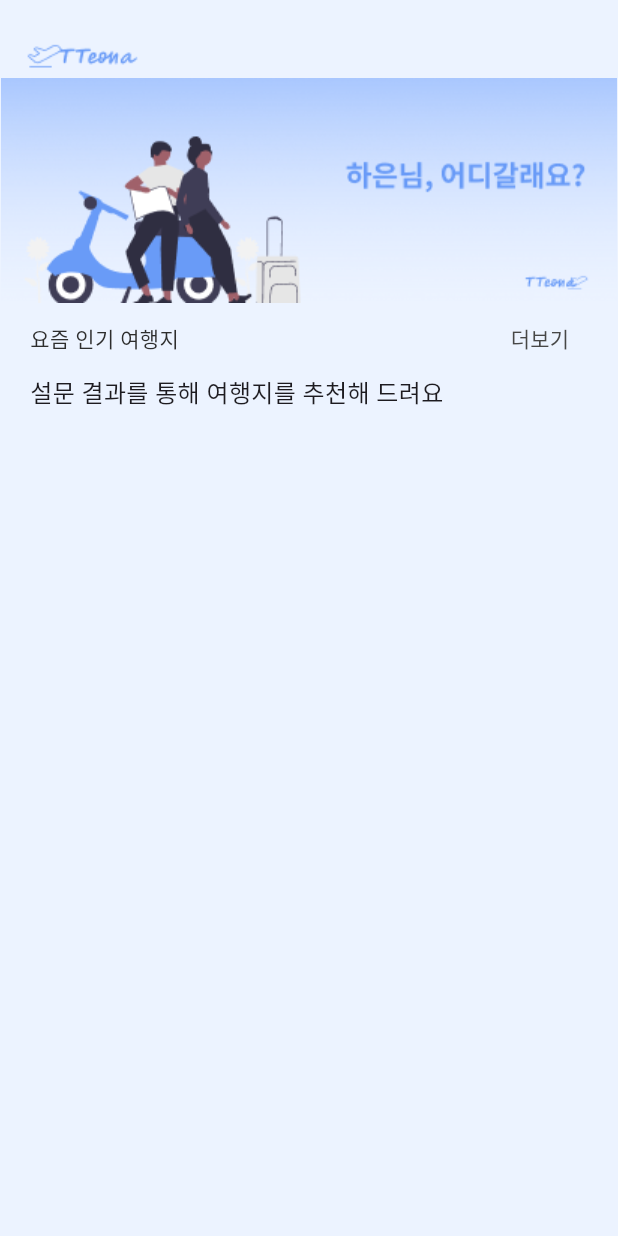
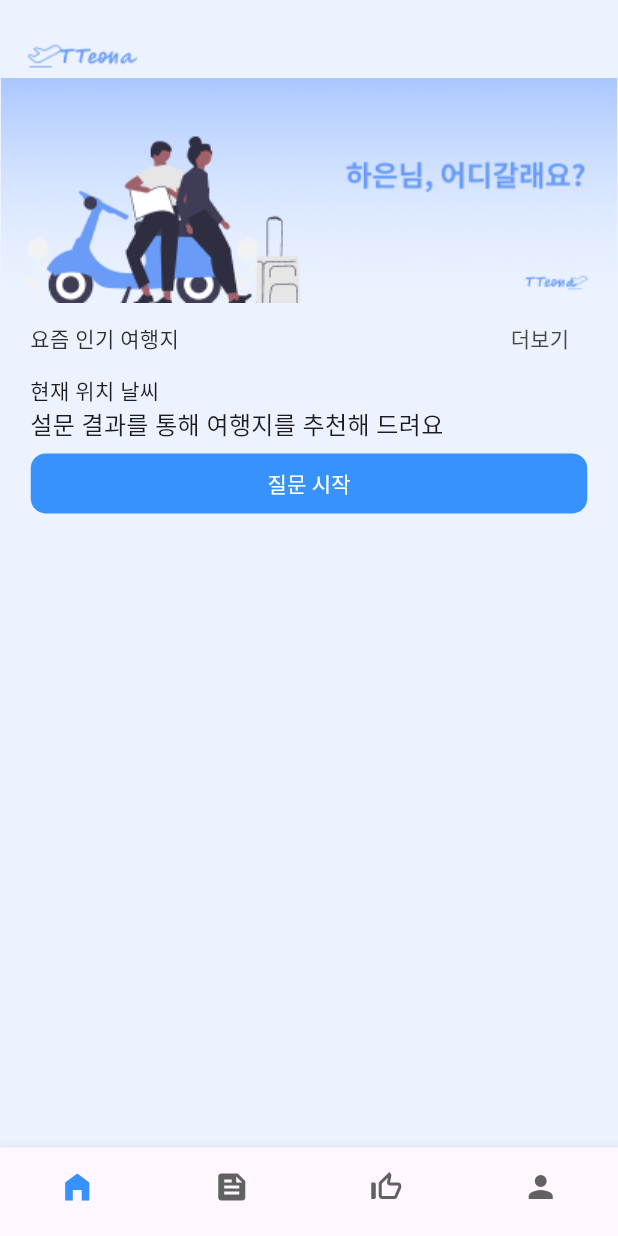
Before and after one commit to leave-leave/Leave-Leave-Flutter, a Flutter app: the MainScreen screen opened directly, on a phone screen of 412 x 824 dp. Run offline on Flutter 3.47's test engine with Material 3 defaults, Android fonts, the phone set to English and light mode, and no system bars; Roboto replaces fonts that are missing (Noto Sans KR, Noto sans KR, NotoSansKR).

Commit message:
UPDATE :: code

```diff
--- a/lib/screen/main_screen.dart
+++ b/lib/screen/main_screen.dart
@@ -1,14 +1,22 @@
 import 'package:flutter/material.dart';
+import 'package:tteonatteona/screen/question_screen.dart';
 
-class MainScreen extends StatelessWidget {
+class MainScreen extends StatefulWidget {
   const MainScreen({Key? key}) : super(key: key);
+
+  @override
+  State<MainScreen> createState() => _MainScreenState();
+}
+
+class _MainScreenState extends State<MainScreen> {
+  var state = 0;
 
   @override
   Widget build(BuildContext context) {
     return Scaffold(
       backgroundColor: Color(0xffECF3FF),
       body: Column(
-        crossAxisAlignment: CrossAxisAlignment.start,
+        crossAxisAlignment: CrossAxisAlignment.center,
         children: [
           SizedBox(height: 24),
           Align(
@@ -29,26 +37,44 @@ class MainScreen extends StatelessWidget {
                       fontSize: 14,
                       fontFamily: 'Noto Sans KR',
                       fontWeight: FontWeight.w500,
-                      height: 0
+                      height: 0,
                     ),
                   ),
                 ),
                 TextButton(
                   onPressed: () {},
-                  child: Text('더보기',
+                  child: Text(
+                    '더보기',
                     style: TextStyle(
                       color: Color(0xFF474747),
                       fontSize: 14,
                       fontFamily: 'Noto Sans KR',
                       fontWeight: FontWeight.w400,
                       height: 0,
-                  ),),
+                    ),
+                  ),
                 ),
               ],
             ),
           ),
         Padding(
           padding: EdgeInsets.only(left: 20),
+          child: Align(
+            alignment: Alignment.centerLeft,
+            child: Text(
+              '현재 위치 날씨',
+              style: TextStyle(
+                fontSize: 14,
+                fontWeight: FontWeight.w500,
+                fontFamily: 'Noto sans KR',
+              ),
+            ),
+          ),
+        ),
+          Padding(
+            padding: EdgeInsets.only(left: 20),
+            child: Align(
+              alignment: Alignment.centerLeft,
               child: Text(
                 '설문 결과를 통해 여행지를 추천해 드려요',
                 style: TextStyle(
@@ -57,6 +83,59 @@ class MainScreen extends StatelessWidget {
                   fontFamily: 'Noto sans KR',
                 ),
               ),
+            )
+          ),
+          SizedBox(height: 7.32),
+          Container(
+            width: 371,
+            height: 40,
+            child: TextButton(
+              onPressed: () {
+                Navigator.push(
+                  context,
+                  MaterialPageRoute(builder: (context) => question()),
+                );},
+              child: Text(
+                '질문 시작',
+                style: TextStyle(
+                  color: Color(0xffffffff),
+                  fontFamily: 'NotoSansKR',
+                ),
+              ),
+              style: TextButton.styleFrom(
+                shape: RoundedRectangleBorder(borderRadius: BorderRadius.circular(10.0)),
+                backgroundColor: Color(0xff3792FD),
+              ),
+            ),
+          ),
+        ],
+      ),
+      bottomNavigationBar: BottomNavigationBar(
+        type: BottomNavigationBarType.fixed,
+        showUnselectedLabels: false,
+        showSelectedLabels: false,
+        selectedItemColor: Color(0xff3792FD),
+        unselectedItemColor: Color(0xff616161),
+        items: [
+          BottomNavigationBarItem(
+            label: '',
+            icon: Icon(Icons.home_filled),
+            activeIcon: Icon(Icons.home_filled),
+          ),
+          BottomNavigationBarItem(
+            label: '',
+            icon: Icon(Icons.feed),
+            activeIcon: Icon(Icons.feed),
+          ),
+          BottomNavigationBarItem(
+            label: '',
+            icon: Icon(Icons.thumb_up_off_alt),
+            activeIcon: Icon(Icons.thumb_up_off_alt),
+          ),
+          BottomNavigationBarItem(
+            label: '',
+            icon: Icon(Icons.person),
+            activeIcon: Icon(Icons.person),
           ),
         ],
       ),
--- a/lib/screen/question_screen.dart
+++ b/lib/screen/question_screen.dart
@@ -1 +1,10 @@
 import 'package:flutter/material.dart';
+
+class question extends StatelessWidget {
+  const question({Key? key}) : super(key: key);
+
+  @override
+  Widget build(BuildContext context) {
+    return const Placeholder();
+  }
+}
--- a/lib/screen/signup_complete_screen.dart
+++ b/lib/screen/signup_complete_screen.dart
@@ -7,7 +7,7 @@ class complete extends StatelessWidget {
   @override
   Widget build(BuildContext context) {
 
-    Future.delayed(Duration(seconds: 2), () {
+    Future.delayed(Duration(seconds: 1), () {
       Navigator.pushReplacement(
         context,
         MaterialPageRoute(builder: (context) => MainScreen()),
```
Lines whose indentation alone changed are shown as unchanged.
